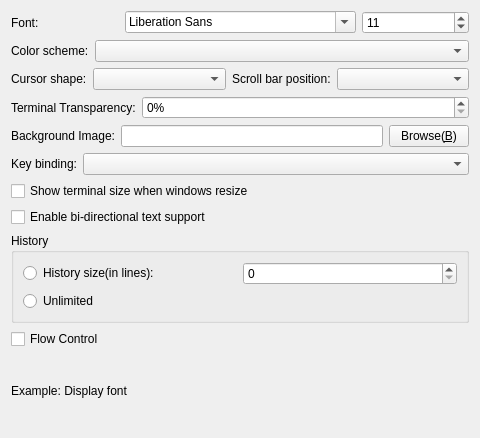
Before: the Qt Designer form Src/Terminal/ParameterTerminalUI.ui in KangLin/RabbitRemoteControl, drawn with Qt 5.
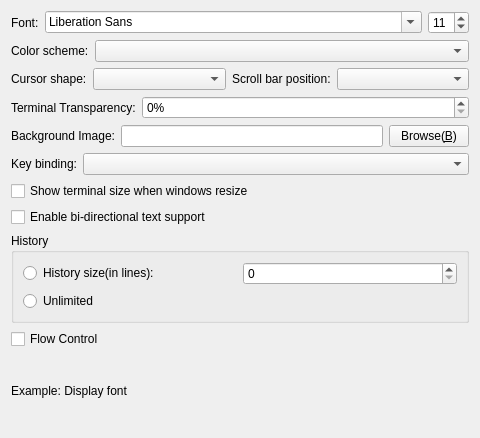
After: the same form once the commit is applied. Icons and pictures are not drawn.

Patch:
```diff
--- a/Src/Terminal/ParameterTerminalUI.ui
+++ b/Src/Terminal/ParameterTerminalUI.ui
@@ -32,7 +32,7 @@
      <item>
       <widget class="QFontComboBox" name="fontComboBox">
        <property name="sizePolicy">
-        <sizepolicy hsizetype="Preferred" vsizetype="Fixed">
+        <sizepolicy hsizetype="Expanding" vsizetype="Fixed">
          <horstretch>0</horstretch>
          <verstretch>0</verstretch>
         </sizepolicy>
```
Left out of the diff: 6 changed lines with no effect on the pictures.
